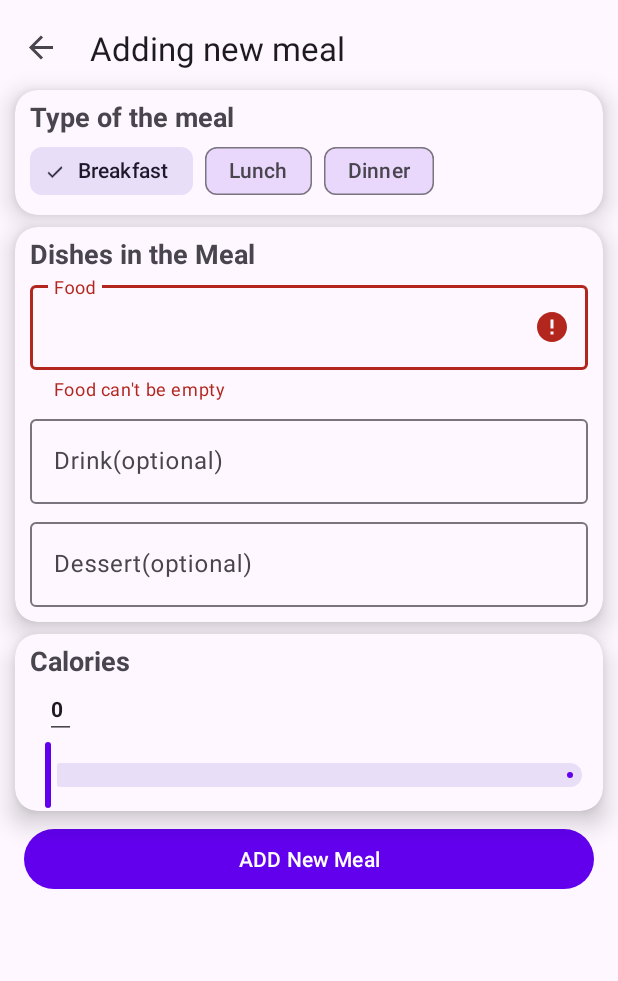
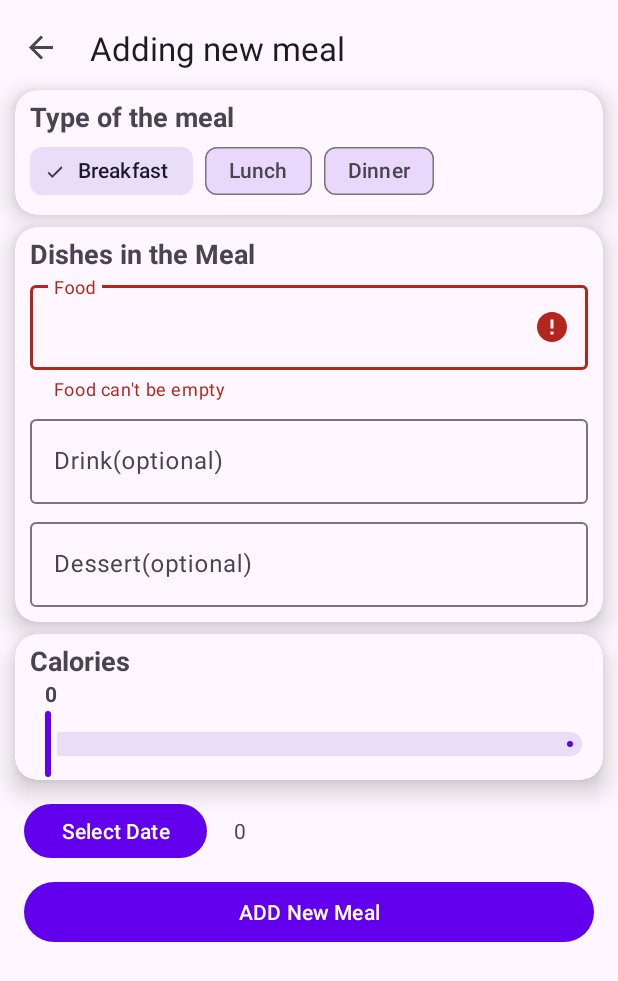
Before and after one commit to LiquidSayuki/FIT5046_Team_Assignment, an Android app: the AddMealFragment screen opened through its navigation route, in the side drawer, after a tap on "Homepage", on a phone screen of 412 x 824 dp. Shown: the top 981 px of the screen. Run offline under Robolectric (Android 15) with nearby library versions, the phone set to English and light mode, and no system bars; our stand-ins replace Firebase (no records; nobody signed in at launch, a user with empty details on screens opened directly), Room's generated code, navigation-ui.

Commit message:
Show the date that user pciked.

```diff
--- a/app/src/main/java/com/teamliquid/volksfitness/fragment/AddMealFragment.java
+++ b/app/src/main/java/com/teamliquid/volksfitness/fragment/AddMealFragment.java
@@ -2,30 +2,35 @@ package com.teamliquid.volksfitness.fragment;
 
 import android.annotation.SuppressLint;
 import android.content.Context;
+import android.content.SharedPreferences;
 import android.os.Bundle;
-import android.text.Editable;
-import android.text.TextWatcher;
 import android.view.Gravity;
 import android.view.LayoutInflater;
 import android.view.View;
 import android.view.ViewGroup;
+import android.widget.DatePicker;
 import android.widget.ImageView;
-import android.widget.LinearLayout;
 import android.widget.TextView;
 import android.widget.Toast;
 
 import androidx.annotation.NonNull;
 import androidx.annotation.Nullable;
+import androidx.fragment.app.DialogFragment;
 import androidx.fragment.app.Fragment;
 import androidx.lifecycle.ViewModelProvider;
 import androidx.navigation.Navigation;
 
 import com.google.android.material.chip.Chip;
+import com.google.android.material.datepicker.MaterialDatePicker;
+import com.google.android.material.datepicker.MaterialPickerOnPositiveButtonClickListener;
 import com.google.android.material.slider.Slider;
 import com.teamliquid.volksfitness.R;
 import com.teamliquid.volksfitness.databinding.FragmentAddMealBinding;
 import com.teamliquid.volksfitness.pojo.Meal;
 import com.teamliquid.volksfitness.viewmodel.MealViewModel;
+
+import java.text.DateFormat;
+import java.text.SimpleDateFormat;
 
 public class AddMealFragment extends Fragment {
     private FragmentAddMealBinding binding;
@@ -52,24 +57,38 @@ public class AddMealFragment extends Fragment {
         });
 
 
-        binding.editTextCalorie.addTextChangedListener(new TextWatcher() {
-            @Override
-            public void beforeTextChanged(CharSequence charSequence, int i, int i1, int i2) {
-
-            }
-
-            @Override
-            public void onTextChanged(CharSequence charSequence, int i, int i1, int i2) {
-                String value = binding.editTextCalorie.getText().toString();
-                binding.sliderCalorie.setValue(Integer.parseInt(value));
-            }
-
-            @Override
-            public void afterTextChanged(Editable editable) {
-                String value = binding.editTextCalorie.getText().toString();
-                binding.sliderCalorie.setValue(Integer.parseInt(value));
-            }
-        });
+//        binding.editTextCalorie.addTextChangedListener(new TextWatcher() {
+//            @Override
+//            public void beforeTextChanged(CharSequence charSequence, int i, int i1, int i2) {
+//
+//            }
+//
+//            @Override
+//            public void onTextChanged(CharSequence charSequence, int i, int i1, int i2) {
+//                String value = binding.editTextCalorie.getText().toString();
+//                if (Integer.parseInt(value)>=3500){
+//                    value="3500";
+//                }else if (value.isEmpty()){
+//                    value="0";
+//                }else if (Integer.parseInt(value)<=0){
+//                    value="0";
+//                }
+//                binding.sliderCalorie.setValue(Integer.parseInt(value));
+//            }
+//
+//            @Override
+//            public void afterTextChanged(Editable editable) {
+//                String value = binding.editTextCalorie.getText().toString();
+//                if (Integer.parseInt(value)>=3500){
+//                    value="3500";
+//                }else if (value.isEmpty()){
+//                    value="0";
+//                }else if (Integer.parseInt(value)<=0){
+//                    value="0";
+//                }
+//                binding.sliderCalorie.setValue(Integer.parseInt(value));
+//            }
+//        });
 
         binding.sliderCalorie.addOnSliderTouchListener(new Slider.OnSliderTouchListener() {
             @SuppressLint("RestrictedApi")
@@ -86,8 +105,32 @@ public class AddMealFragment extends Fragment {
             }
         });
 
+        binding.buttonSelectDate.setOnClickListener(new View.OnClickListener() {
+            @Override
+            public void onClick(View view) {
+                // This is single date picker
+//                DialogFragment newFragment = new DatePickerFragment();
+//                newFragment.show(getActivity().getSupportFragmentManager(),"date picker");
+                MaterialDatePicker datePicker = MaterialDatePicker.Builder.datePicker()
+                        .setTitleText("Select date")
+                        .setSelection(MaterialDatePicker.todayInUtcMilliseconds())
+                        .setInputMode(MaterialDatePicker.INPUT_MODE_TEXT)
+                        .build();
+                datePicker.show(getActivity().getSupportFragmentManager(), "date picker");
+                datePicker.addOnPositiveButtonClickListener(new MaterialPickerOnPositiveButtonClickListener<Long>() {
+                    @Override public void onPositiveButtonClick(Long selection) {
+                        // parse the value from millis to formatted date, you can use ZonedDateTime
+                        DateFormat formatter = new SimpleDateFormat("dd/MM/yyyy");
+                        String date = formatter.format(selection);
+                        binding.textDate.setText(date);
+                    }
+                });
+            }
+        });
+
         return view;
     }
+
 
     private boolean checkDish(){
         boolean isNull = binding.textInputFood.getEditText().getText().toString().isEmpty();
@@ -99,6 +142,8 @@ public class AddMealFragment extends Fragment {
         }
         return !isNull;
     }
+
+
 
     private boolean addMeal(){
         if (checkDish()){
--- a/app/src/main/java/com/teamliquid/volksfitness/fragment/DatePickerFragment.java
+++ b/app/src/main/java/com/teamliquid/volksfitness/fragment/DatePickerFragment.java
@@ -27,4 +27,6 @@ public class DatePickerFragment extends DialogFragment
     public void onDateSet(DatePicker view, int year, int month, int day) {
         // Do something with the date chosen by the user
     }
+
+
 }
--- a/app/src/main/res/layout/fragment_add_meal.xml
+++ b/app/src/main/res/layout/fragment_add_meal.xml
@@ -182,14 +182,13 @@
                 android:textSize="18sp"
                 android:textStyle="bold" />
 
-            <EditText
+            <TextView
                 android:id="@+id/edit_text_calorie"
                 android:layout_width="wrap_content"
                 android:layout_height="wrap_content"
                 android:layout_marginStart="20dp"
                 android:textSize="14sp"
                 android:textStyle="bold"
-                android:inputType="number"
                 android:text="0"/>
 
             <com.google.android.material.slider.Slider
@@ -209,11 +208,38 @@
         android:layout_width="match_parent"
         android:layout_height="wrap_content"
         android:layout_marginStart="16dp"
-        android:layout_marginTop="8dp"
+        android:layout_marginTop="64dp"
         android:layout_marginEnd="16dp"
         android:text="ADD New Meal"
         app:layout_constraintEnd_toEndOf="parent"
+        app:layout_constraintHorizontal_bias="1.0"
         app:layout_constraintStart_toStartOf="parent"
         app:layout_constraintTop_toBottomOf="@+id/cardView" />
 
+    <Button
+        android:id="@+id/button_select_date"
+        android:layout_width="122dp"
+        android:layout_height="44dp"
+        android:layout_marginStart="16dp"
+        android:layout_marginTop="12dp"
+        android:layout_marginEnd="16dp"
+        android:text="Select Date"
+        app:layout_constraintEnd_toEndOf="parent"
+        app:layout_constraintHorizontal_bias="0.0"
+        app:layout_constraintStart_toStartOf="parent"
+        app:layout_constraintTop_toBottomOf="@+id/cardView" />
+
+    <TextView
+        android:id="@+id/text_date"
+        android:layout_width="125dp"
+        android:layout_height="28dp"
+        android:layout_marginStart="18dp"
+        android:layout_marginTop="24dp"
+        android:text="0"
+
+        app:layout_constraintStart_toEndOf="@+id/button_select_date"
+        app:layout_constraintTop_toBottomOf="@+id/cardView"
+        tools:ignore="MissingConstraints" />
+
+
 </androidx.constraintlayout.widget.ConstraintLayout>
```
